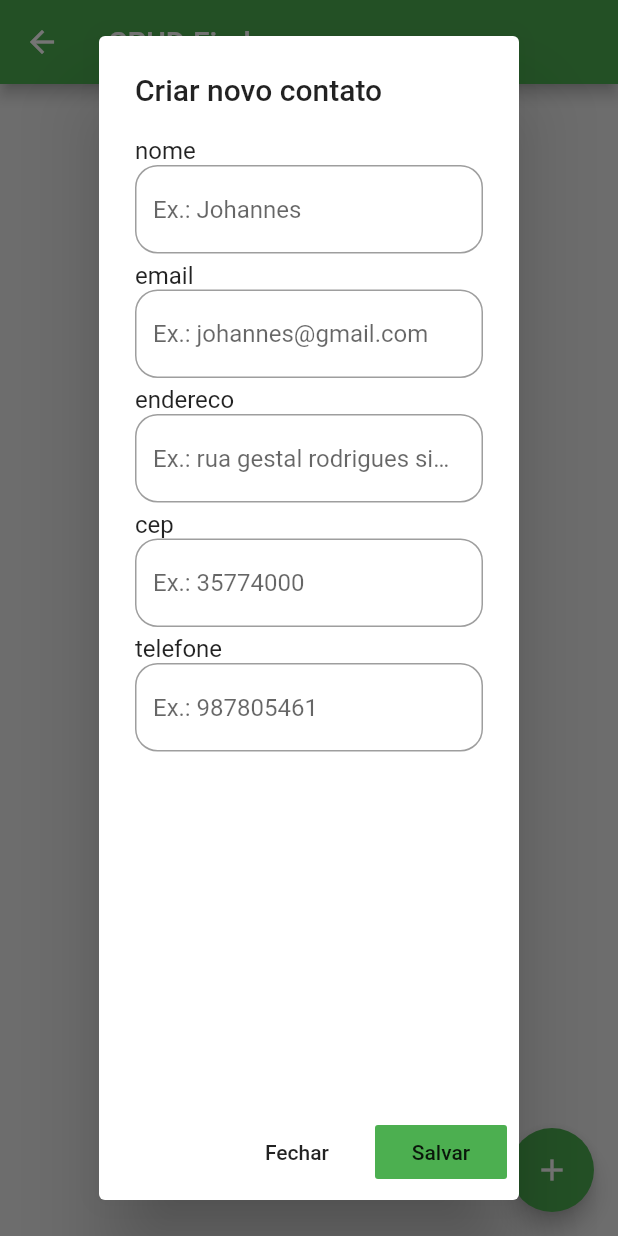
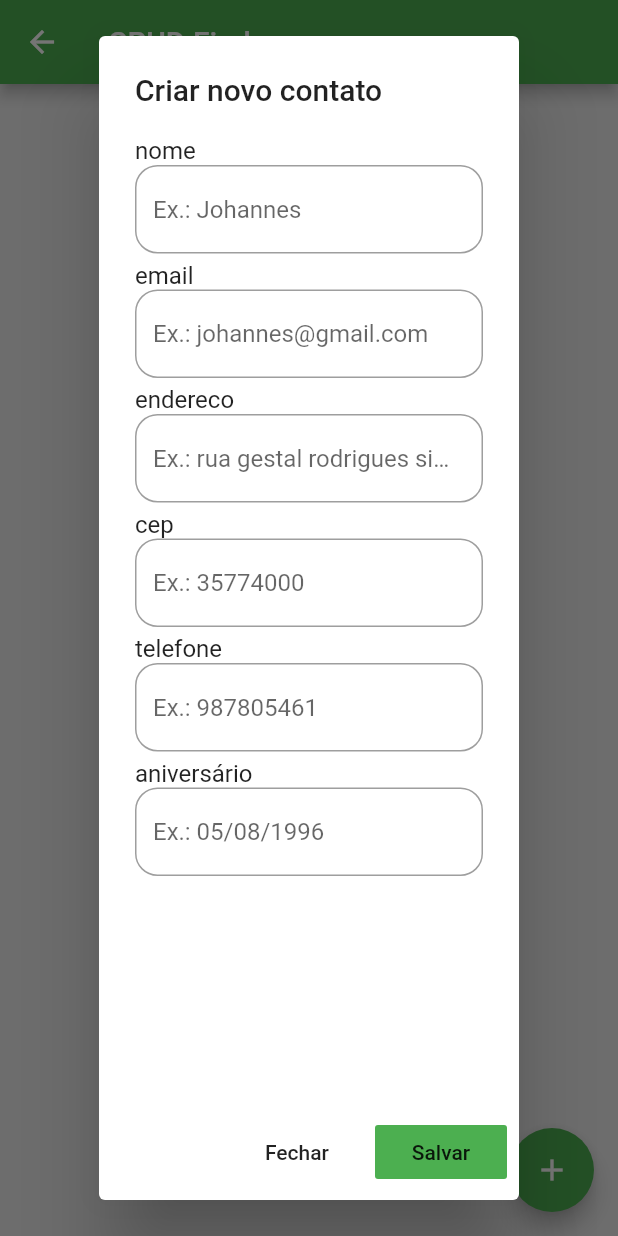
Before and after one commit to JuniorHelenoAvila/exercicio4lddm, a Flutter app: the HomePage screen opened directly, after a tap on the "add" icon, on a phone screen of 412 x 824 dp. Run offline on Flutter 3.47's test engine with Material 2 defaults, Android fonts, the phone set to English and light mode, and no system bars; our stand-ins replace cloud_firestore, firebase_auth, firebase_core; accounts and stored records are empty.

Commit message:
Update home_page.dart

```diff
--- a/lib/view/home_page.dart
+++ b/lib/view/home_page.dart
@@ -5,7 +5,7 @@ a collection 'todo' é a minha agenda de contatos, mas acabei deixando isso pois
  */
 
 class HomePage extends StatelessWidget {
-  //static String tag = '/home';
+  static String tag = '/home';
 
   @override
   Widget build(BuildContext context) {
@@ -106,6 +106,7 @@ class HomePage extends StatelessWidget {
     var endereco = TextEditingController();
     var cep = TextEditingController();
     var telefone = TextEditingController();
+    var aniversario = TextEditingController();
 
     showDialog(
         context: context,
@@ -196,6 +197,22 @@ class HomePage extends StatelessWidget {
                         return null;
                       } // fim do validator
                       ),
+                  // sexto campo, data de aniversário
+                  SizedBox(height: 5),
+                  Text('aniversário'),
+                  TextFormField(
+                      decoration: InputDecoration(
+                          hintText: 'Ex.: 05/08/1996',
+                          border: OutlineInputBorder(
+                              borderRadius: BorderRadius.circular(15))),
+                      controller: aniversario,
+                      validator: (value) {
+                        if (value.isEmpty) {
+                          return 'Este campo nao pode ser vazio';
+                        } // fim if do validator
+                        return null;
+                      } // fim do validator
+                      ),
                 ],
               ),
             ),
@@ -214,7 +231,8 @@ class HomePage extends StatelessWidget {
                         'cep': cep.text,
                         'telefone': telefone.text,
                         'excluido': false,
-                        'feito': false
+                        'feito': false,
+                        'aniversario': aniversario.text
                       });
 
                       Navigator.of(context)
```
